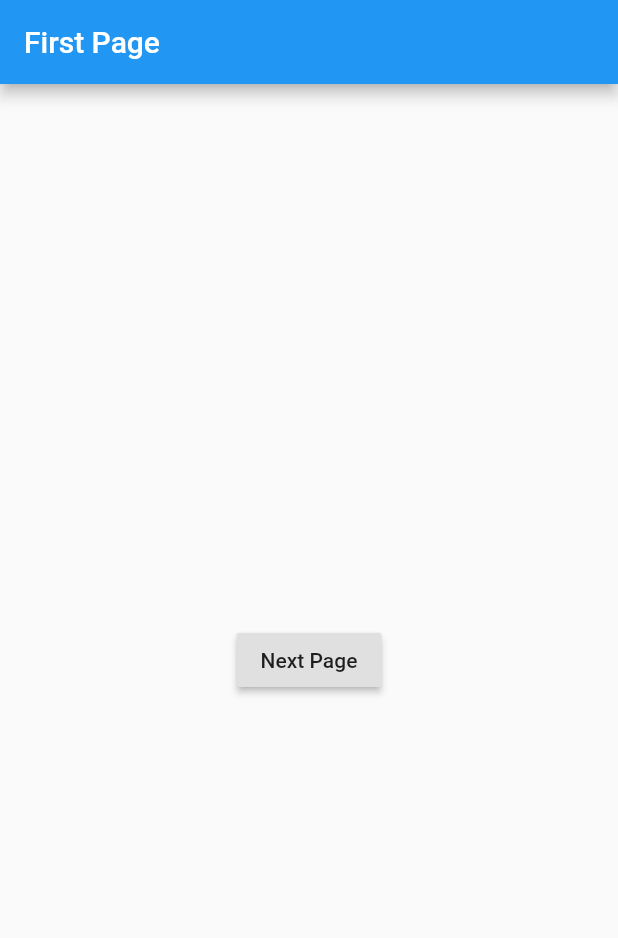
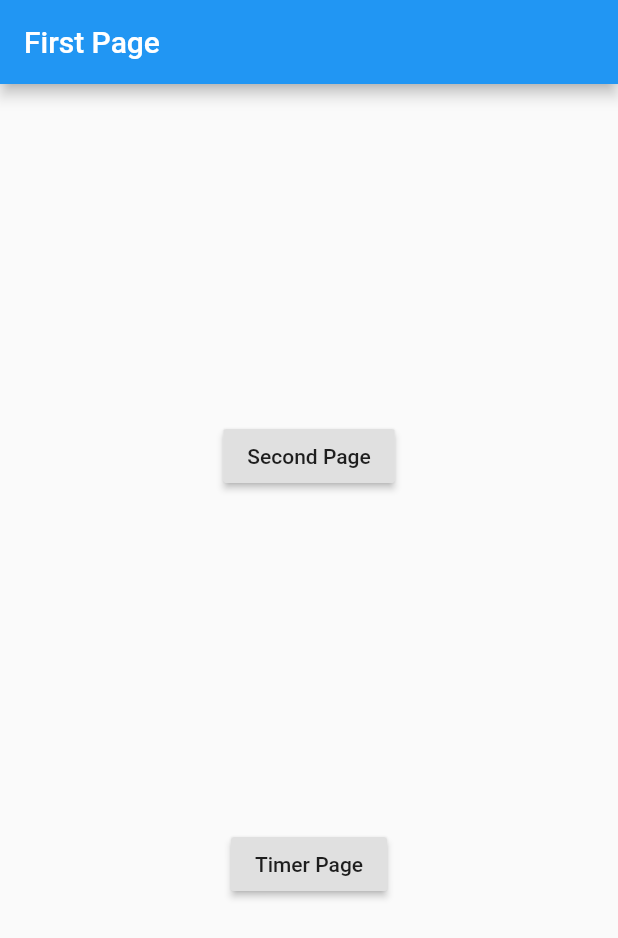
Before and after one commit to kobaryubi/mop_app, a Flutter app: the screen it shows after launch, on a phone screen of 412 x 824 dp. Shown: the top 938 px of the screen. Run offline on Flutter 3.47's test engine with Material 2 defaults, Android fonts, the phone set to English and light mode, and no system bars.

```diff
--- a/lib/main.dart
+++ b/lib/main.dart
@@ -14,24 +14,61 @@ class MyApp extends StatelessWidget {
     );
   }
 }
-// タイマー作る
 
 class FirstPage extends StatelessWidget {
   Widget build(BuildContext context) {
     return Scaffold(
       appBar: AppBar(title: const Text('First Page')),
-      body: Center(
+      body: Column(
+        mainAxisAlignment: MainAxisAlignment.spaceEvenly,
+        children: [
+          SecondPageButton(),
+          // TODO: 引数渡す方法確認
+          // SecondPageButton(dialog: true),
+          TimerPageButton(),
+        ],
+      ),
+    );
+  }
+}
+
+class TimerPageButton extends StatelessWidget {
+  Widget build(BuildContext context) {
+    return Center(
       child: RaisedButton(
         onPressed: () {
           Navigator.push(
             context,
-              MaterialPageRoute(builder: (context) {
-                return SecondPage();
-              }),
+            MaterialPageRoute(
+              builder: (context) {
+                return TimerPage();
+              },
+            ),
           );
         },
-          child: const Text('Next Page'),
+        child: const Text('Timer Page'),
       ),
+    );
+  }
+}
+
+class SecondPageButton extends StatelessWidget {
+  Widget build(BuildContext context) {
+    return Center(
+      child: RaisedButton(
+        onPressed: () {
+          Navigator.push(
+            context,
+            MaterialPageRoute(
+              builder: (context) {
+                return SecondPage();
+              },
+              // TODO: 引数でダイアログにするかどうか
+              // fullscreenDialog: true,
+            ),
+          );
+        },
+        child: const Text('Second Page'),
       ),
     );
   }
@@ -52,3 +89,19 @@ class SecondPage extends StatelessWidget {
     );
   }
 }
+
+class TimerPage extends StatelessWidget {
+  Widget build(BuildContext context) {
+    return Scaffold(
+      appBar: AppBar(title: const Text('Timer Page')),
+      body: Center(
+        child: RaisedButton(
+          onPressed: () {
+            Navigator.pop(context);
+          },
+          child: const Text('Go back'),
+        ),
+      ),
+    );
+  }
+}
```
Lines whose indentation alone changed are shown as unchanged.
